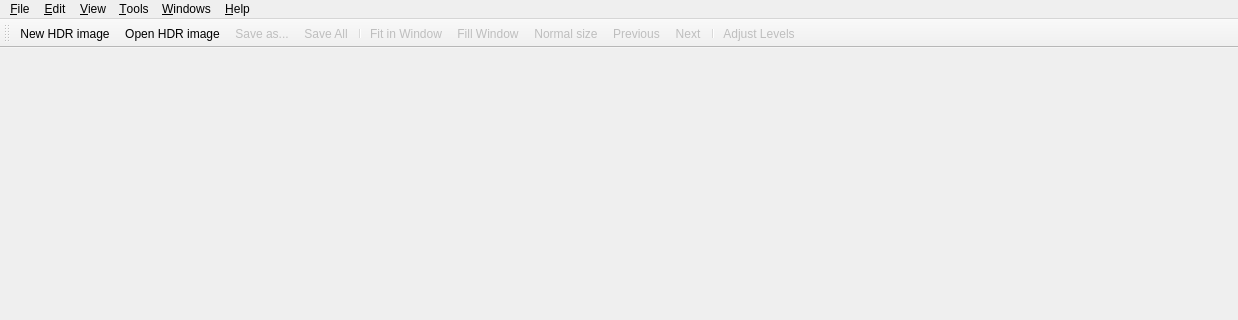
Before: the Qt Designer form src/MainWindow/MainWindow.ui in LuminanceHDR/LuminanceHDR, drawn with Qt 5; both pictures show x 0 to 1238 and y 0 to 320 of the 1238 by 756 pixel window.
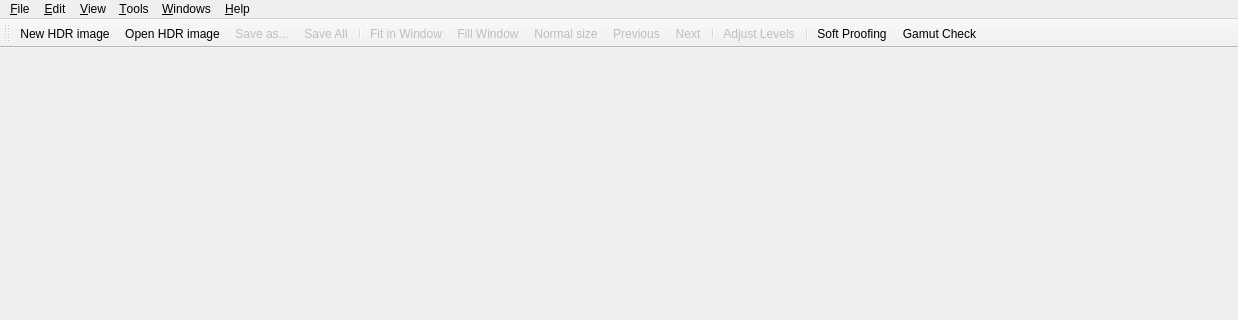
After: the same form once the commit is applied. Icons and pictures are not drawn.

Commit message: [Color Management]: Added Soft Proofing and Gamut Check

Diff of the .ui file:
```diff
--- a/src/MainWindow/MainWindow.ui
+++ b/src/MainWindow/MainWindow.ui
@@ -167,6 +167,9 @@
    <addaction name="actionShowNext"/>
    <addaction name="separator"/>
    <addaction name="actionFix_Histogram"/>
+   <addaction name="separator"/>
+   <addaction name="actionSoft_Proofing"/>
+   <addaction name="actionGamut_Check"/>
   </widget>
   <action name="fileNewAction">
    <property name="icon">
@@ -997,6 +1000,36 @@
     <string>Ctrl+H</string>
    </property>
   </action>
+  <action name="actionSoft_Proofing">
+   <property name="checkable">
+    <bool>true</bool>
+   </property>
+   <property name="enabled">
+    <bool>true</bool>
+   </property>
+   <property name="icon">
+    <iconset resource="../../icons.qrc">
+     <normaloff>:/new/prefix1/images/document-print-preview.png</normaloff>:/new/prefix1/images/document-print-preview.png</iconset>
+   </property>
+   <property name="text">
+    <string>Soft Proofing</string>
+   </property>
+  </action>
+  <action name="actionGamut_Check">
+   <property name="checkable">
+    <bool>true</bool>
+   </property>
+   <property name="enabled">
+    <bool>true</bool>
+   </property>
+   <property name="icon">
+    <iconset resource="../../icons.qrc">
+     <normaloff>:/new/prefix1/images/gamut_48x48.png</normaloff>:/new/prefix1/images/gamut_48x48.png</iconset>
+   </property>
+   <property name="text">
+    <string>Gamut Check</string>
+   </property>
+  </action>
  </widget>
  <resources>
   <include location="../icons.qrc"/>
```
Left out of the diff: 48 changed lines with no effect on the pictures. The commit also changes 11 other files.
